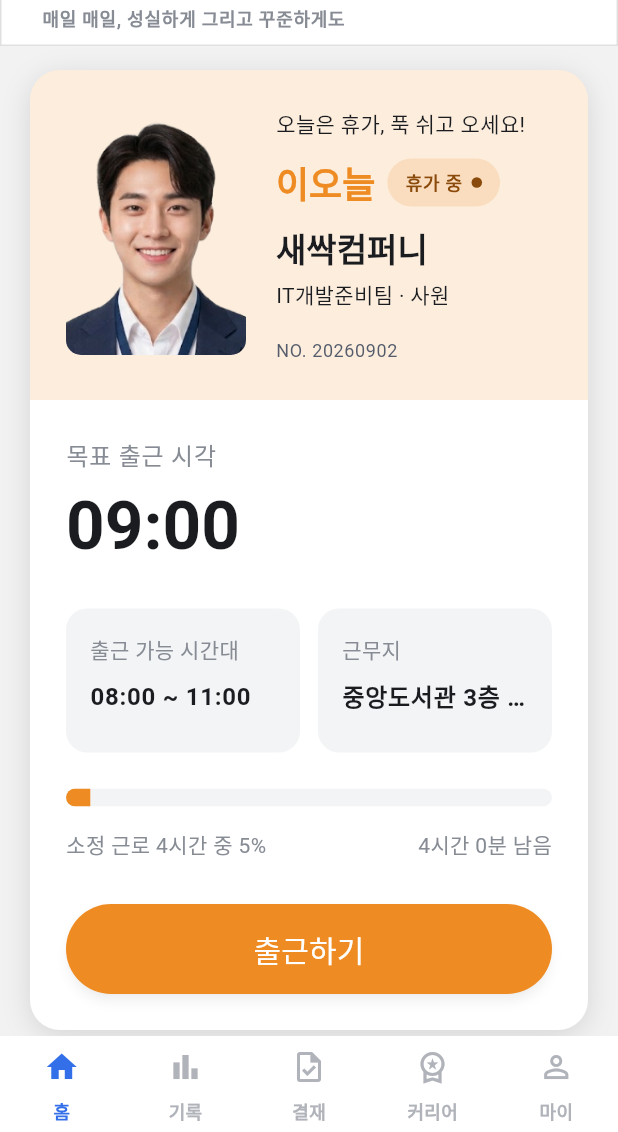
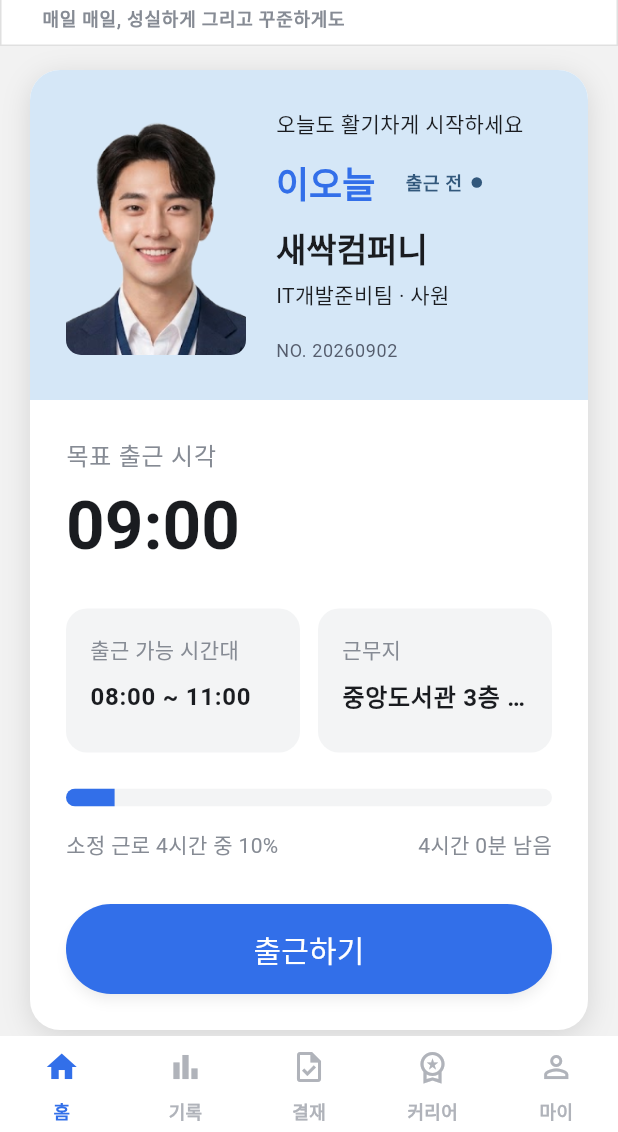
Before and after one commit to seulkish/OneulDo, a Flutter app: the HomeView screen opened by its route, on a phone screen of 412 x 824 dp, the part 104-1236 px from its top. Run offline on Flutter 3.47's test engine with Material 3 defaults, Android fonts, the phone set to English and light mode, and no system bars; our stand-ins replace firebase_core, geocoding, geolocator, go_router, shared_preferences and 1 more; missing offline and left inert: dart:ffi; accounts and stored records are empty; Roboto replaces fonts that are missing (GmarketSans, Pretendard).

Commit message:
feat: implement attendance controls and button states

```diff
--- a/lib/views/home_view.dart
+++ b/lib/views/home_view.dart
@@ -22,6 +22,81 @@ class HomeView extends StatefulWidget {
 }
 
 class _HomeViewState extends State<HomeView> {
+  WorkStatus _status = WorkStatus.beforeWork;
+  double _progress = 0.1;
+
+  // TODO: 실제 시간 및 GPS 검사 결과로 교체
+  bool _isWithinWorkTime = true;
+  bool _isWithinWorkplace = true;
+
+  bool get _isWorking => _status == WorkStatus.working;
+
+  bool get _canStartWork {
+    return _status == WorkStatus.beforeWork &&
+        _isWithinWorkTime &&
+        _isWithinWorkplace;
+  }
+
+  String? get _unavailableReason {
+    if (_status == WorkStatus.vacation) {
+      return '오늘은 휴가 일정으로 출근할 수 없습니다.';
+    }
+
+    if (_status == WorkStatus.completed) {
+      return '오늘의 근무가 이미 완료되었습니다.';
+    }
+
+    if (_status != WorkStatus.beforeWork) {
+      return null;
+    }
+
+    if (!_isWithinWorkTime) {
+      return '출근 가능 시간대가 아닙니다.';
+    }
+
+    if (!_isWithinWorkplace) {
+      return '지정된 근무지 반경 안에서만 출근할 수 있습니다.';
+    }
+
+    return null;
+  }
+
+  void _confirmStartWork() {
+    if (!_canStartWork) return;
+
+    showConfirmDialog(
+      context: context,
+      title: '출근 확인',
+      message: '현재 위치에서 출근 처리할까요?',
+      confirmText: '출근하기',
+      onConfirm: () {
+        setState(() {
+          _status = WorkStatus.working;
+        });
+
+        ScaffoldMessenger.of(context).showSnackBar(
+          const SnackBar(
+            content: Text('출근 처리가 완료되었습니다.'),
+          ),
+        );
+      },
+    );
+  }
+
+  void _confirmEndWork() {
+    showConfirmDialog(
+      context: context,
+      title: '퇴근 확인',
+      message: '오늘 근무를 종료하고 퇴근 처리할까요?',
+      confirmText: '퇴근하기',
+      onConfirm: () {
+        setState(() {
+          _status = WorkStatus.completed;
+        });
+      },
+    );
+  }
+
   final List<Schedule> schedules = [
     const Schedule(
       time: '09:00',
@@ -118,11 +193,11 @@ class _HomeViewState extends State<HomeView> {
     );
 
     // TODO: 실제 데이터 연결 지점
-    const status = WorkStatus.vacation;
+    final status = _status;
     const targetTime = '09:00';
     const window = '08:00 ~ 11:00';
     const place = '중앙도서관 3층 열람실';
-    const progress = 0.05; // 0.0 ~ 1.0
+    final progress = _progress; // 0.0 ~ 1.0
 
     return Scaffold(
       backgroundColor: AppColors.canvassub,
@@ -164,7 +239,7 @@ class _HomeViewState extends State<HomeView> {
                         crossAxisAlignment: CrossAxisAlignment.start,
                         children: [
                           Text(
-                            '목표 출근 시각',
+                            _isWorking ? '출근 시각' : '목표 출근 시각',
                             style: textTheme.bodyLarge?.copyWith(
                               color: AppColors.inkFaint,
                             ),
@@ -217,7 +292,11 @@ class _HomeViewState extends State<HomeView> {
                             mainAxisAlignment: MainAxisAlignment.spaceBetween,
                             children: [
                               Text(
-                                '소정 근로 4시간 중 ${(progress * 100).toInt()}%',
+                                _isWorking
+                                    ? '현재 근무가 진행 중입니다'
+                                    : _status == WorkStatus.completed
+                                      ? '오늘 근무를 완료했습니다'
+                                      : '소정 근로 4시간 중 ${(progress * 100).toInt()}%',
                                 style: textTheme.bodyMedium?.copyWith(
                                   color: AppColors.inkFaint,
                                 ),
@@ -235,36 +314,17 @@ class _HomeViewState extends State<HomeView> {
 
                           // AppCard 안에 CommonButton 배치
                           CommonButton(
-                            text: '출근하기',
+                            text: _isWorking ? '퇴근하기'
+                                : _canStartWork ? '출근하기' : '출근할 수 없어요',
                             version: ButtonVersion.normal,
                             status: status,
+                            isEnabled: _isWorking || _canStartWork,
                             onPressed: () {
                               // TODO: 출근 처리
-                              showConfirmDialog(
-                                context: context,
-                                title: '출근 확인',
-                                message: '현재 위치에서 출근 처리할까요?',
-                                confirmText: '출근하기',
-                                onConfirm: () {
-                                  debugPrint('출근 확인 버튼 클릭');
-                                },
-                              );
+                              _isWorking ? _confirmEndWork() : _confirmStartWork();
                             },
                           ),
-                          // CommonButton(
-                          //   text: '퇴근하기',
-                          //   onPressed: () {
-                          //     showConfirmDialog(
-                          //       context: context,
-                          //       title: '퇴근 확인',
-                          //       message: '오늘 근무를 종료하고 퇴근 처리할까요?',
-                          //       confirmText: '퇴근하기',
-                          //       onConfirm: () {
-                          //         debugPrint('퇴근 확인 버튼 클릭');
-                          //       },
-                          //     );
-                          //   },
-                          // ),
+
                         ],
                       ),
                     ),
@@ -293,7 +353,7 @@ class _HomeViewState extends State<HomeView> {
 
                     Row(
                       crossAxisAlignment: CrossAxisAlignment.end,
-                      children: const [
+                      children: [
                         Expanded(
                           child: _WeeklyBar(
                             day: '9/7',
--- a/lib/widgets/app_button.dart
+++ b/lib/widgets/app_button.dart
@@ -80,12 +80,30 @@ class CommonButton extends StatelessWidget {
       width: double.infinity,
       height: 60,
       child: ElevatedButton(
-        onPressed: isEnabled ? onPressed : null,
+        onPressed: isEnabled && onPressed != null ? onPressed : null,
         style: themeStyle?.copyWith(
-          backgroundColor: WidgetStatePropertyAll(backgroundColor),
-          foregroundColor: WidgetStatePropertyAll(foregroundColor),
+          backgroundColor: WidgetStateProperty.resolveWith<Color>(
+                (states) {
+              if (states.contains(WidgetState.disabled)) {
+                return AppColors.fill;
+              }
+              return backgroundColor;
+            },
+          ),
+          foregroundColor: WidgetStateProperty.resolveWith<Color>(
+                (states) {
+              if (states.contains(WidgetState.disabled)) {
+                return AppColors.inkDisabled;
+              }
+              return foregroundColor;
+            },
+          ),
           side: WidgetStatePropertyAll(borderSide),
-          elevation: const WidgetStatePropertyAll(3),
+          elevation: WidgetStateProperty.resolveWith<double>(
+                (states) {
+              return states.contains(WidgetState.disabled) ? 0 : 3;
+            },
+          ),
           shadowColor: const WidgetStatePropertyAll(
             Color(0x40000000),
           ),
@@ -102,8 +120,9 @@ class CommonButton extends StatelessWidget {
               text,
               style: theme.textTheme.labelLarge?.copyWith(
                 fontSize: 20,
-                // fontWeight: FontWeight.w600,
-                color: foregroundColor,
+                color: isEnabled
+                    ? foregroundColor
+                    : AppColors.inkDisabled,
               ),
             ),
           ],
```
